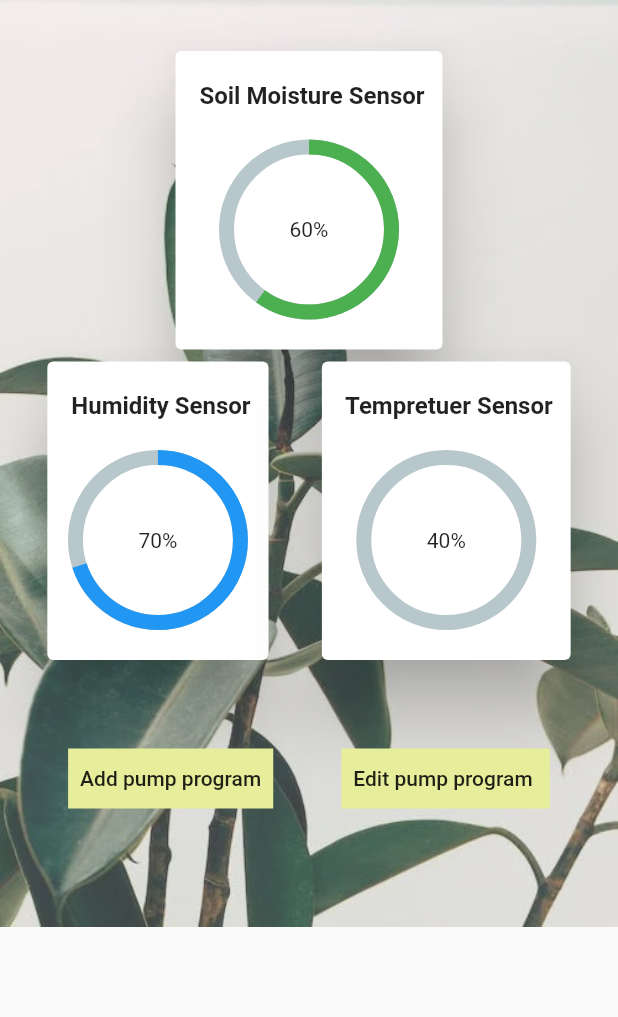
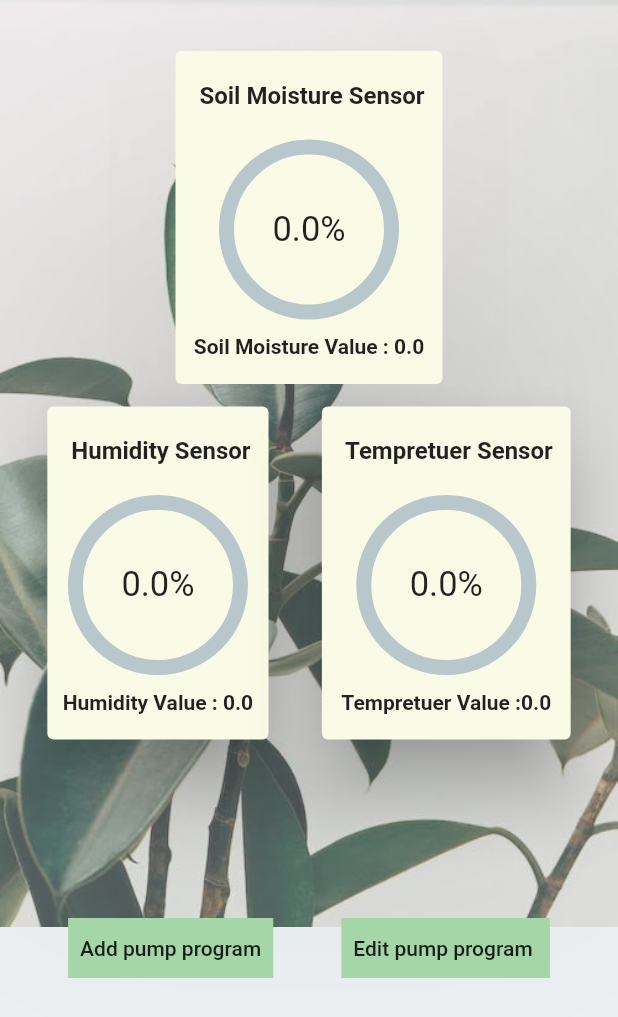
Before and after one commit to yaqoot9/Senior_App, a Flutter app: what details() shows on an empty page, opened directly, on a phone screen of 412 x 824 dp. Shown: the top 1017 px of the screen. Run offline on Flutter 3.47's test engine with Material 2 defaults, Android fonts, the phone set to English and light mode, and no system bars; drawn by our look-alikes of percent_indicator; our stand-ins replace carousel_slider, curved_navigation_bar, firebase_core, firebase_database; missing offline and left inert: day_picker, dialogs; accounts and stored records are empty; network calls fail.

Commit message:
Details ThingSpeak

```diff
--- a/lib/Details.dart
+++ b/lib/Details.dart
@@ -22,7 +22,7 @@ class detailsPage extends StatelessWidget {
             Builder(
               builder: (BuildContext context) {
                 return IconButton(
-                    icon: const Icon(Icons.notifications,color:Color(0xFF7CB342),size: 35,),
+                    icon: const Icon(Icons.notifications,color:Colors.green,size: 35,),
                     tooltip: 'Open notification',
                     onPressed: () {Navigator.pushNamed(context,'/NotificationPage',);
                     }
@@ -31,13 +31,13 @@ class detailsPage extends StatelessWidget {
             ),
 
           ],
-          backgroundColor: Colors.lime[100],leading: IconButton(
-          icon: Icon(Icons.arrow_back, color: Color(0xFF7CB342),size: 35),
+          backgroundColor: Colors.lime[50],leading: IconButton(
+          icon: Icon(Icons.arrow_back, color: Colors.green,size: 35),
           onPressed: () => Navigator.of(context).pop(),
         ),
           leadingWidth: 105,
           title:
-          Text("fresh your plant",style: TextStyle(color: Colors.black,fontSize: 18),),
+          Text("fresh your plant",style: TextStyle(color: Colors.black,fontSize:27,fontFamily: 'Dancing',fontWeight: FontWeight.w500),),
           centerTitle: true,),
 
         body: details(),
@@ -54,15 +54,17 @@ class details extends StatefulWidget {
 
 class _detailsState extends State<details> {
    double tempValue=0.0;
+   double HumidityValue=0.0;
+   double moistureValue=0.0;
 
   @override
   Widget build(BuildContext context) {
     fetchLastData(2132322);
-    print("yaqoota${tempValue}");
-   return Stack(
+    print("Temp:${tempValue}");
+   return Container(color:Colors.blueGrey[50],child:Stack(
 
      children: [
-         Container(child:Image.asset('assets/Cover.jpg',  opacity: AlwaysStoppedAnimation(0.75),fit: BoxFit.cover)),
+       Container(child:Image.asset('assets/Cover.jpg',  opacity: AlwaysStoppedAnimation(0.65),fit: BoxFit.cover)),
        Center(
 
          child: Column(
@@ -70,7 +72,8 @@ class _detailsState extends State<details> {
            children: [
              SizedBox(height: 30,),
              Card(
-                   elevation: 20,child:
+                 color: Colors.lime[50],
+                 elevation: 100,child:
              Column(children: [
                SizedBox(height: 20),
                Text("    Soil Moisture Sensor   ",style: TextStyle(fontWeight: FontWeight.bold ,fontSize: 16),),
@@ -78,19 +81,22 @@ class _detailsState extends State<details> {
                CircularPercentIndicator(
                  radius: 60.0,
                  lineWidth: 10.0,
-                   percent: 0.6,
-                   center: new Text("60%"),
+                 percent: (moistureValue/10.23)/100,
+                 center: new Text("${moistureValue/10.23}%",style: TextStyle(fontSize: 23),),
                  progressColor: Colors.green,
                ),
-                 SizedBox(height: 20),
+               SizedBox(height: 10),
+               Text("Soil Moisture Value : ${moistureValue}",style: TextStyle(fontWeight: FontWeight.bold ,fontSize: 14),),
+               SizedBox(height: 17),
              ],
              )
              ),
-
+             SizedBox(height: 7),
              Row(
                mainAxisAlignment: MainAxisAlignment.spaceEvenly,
                children: [
                  Card(
+                     color: Colors.lime[50],
                      elevation: 20,child:
                  Column(children: [
                    SizedBox(height: 20),
@@ -99,15 +105,18 @@ class _detailsState extends State<details> {
                    CircularPercentIndicator(
                      radius: 60.0,
                      lineWidth: 10.0,
-                       percent: 0.7,
-                       center: new Text("70%"),
+                     percent: HumidityValue/100,
+                     center: new Text("${HumidityValue}%",style: TextStyle(fontSize: 23),),
                      progressColor: Colors.blue,
                    ),
-                     SizedBox(height: 20),
+                   SizedBox(height: 10),
+                   Text("Humidity Value : ${HumidityValue}",style: TextStyle(fontWeight: FontWeight.bold ,fontSize: 14),),
+                   SizedBox(height: 17)
                  ],
                  )
                  ),
                  Card(
+                     color: Colors.lime[50],
                      elevation: 20,child:
                  Column(children: [
                    SizedBox(height: 20),
@@ -116,11 +125,13 @@ class _detailsState extends State<details> {
                    CircularPercentIndicator(
                      radius: 60.0,
                      lineWidth: 10.0,
-                       percent: tempValue/100,
-                       center: new Text("40%"),
+                     percent: (tempValue/0.5)/100,
+                     center: new Text("${tempValue/0.5}%",style: TextStyle(fontSize: 23),),
                      progressColor: Colors.red,
                    ),
-                     SizedBox(height: 20),
+                   SizedBox(height: 10),
+                   Text("Tempretuer Value :${tempValue}",style: TextStyle(fontWeight: FontWeight.bold ,fontSize: 14),),
+                   SizedBox(height: 17)
                  ],
                  )
                  ),
@@ -128,18 +139,19 @@ class _detailsState extends State<details> {
              ),
 
 
-               SizedBox(height: 55,),
+             SizedBox(height: 115,),
 
              Row(mainAxisAlignment: MainAxisAlignment.spaceEvenly,children: [
-                 Container(color: Colors.lime[200],height: 40,child: TextButton(onPressed: () =>Navigator.pushNamed(context,'/addProgram',), child: Text('Add pump program',style: TextStyle(color: Colors.black87))),),
+               Container(color: Colors.green[200],height: 40,child: TextButton(onPressed: () =>Navigator.pushNamed(context,'/addProgram',), child: Text('Add pump program',style: TextStyle(color: Colors.black87))),),
                Container(
-                   color: Colors.lime[200],height: 40,
-                   child:TextButton(onPressed:()=>Navigator.pushNamed(context,'/EditProgram',), child: Text('Edit pump program ',style: TextStyle(color: Colors.black87),)),
+                 color: Colors.green[200],height: 40,
+                 child:TextButton(onPressed:()=>Navigator.pushNamed(context,'/EditProgram',), child: Text('Edit pump program ',style: TextStyle(color:Colors.black87),)),
                )
              ],)
            ],),
        )
-       ],);
+     ],) ,);
+
 
   }
 
@@ -147,12 +159,15 @@ class _detailsState extends State<details> {
 
   Future<dynamic> fetchLastData(int chanelId) async {
     final response = await http.get(Uri.parse(
-        'https://api.thingspeak.com/channels/${chanelId}/fields/2/last.json?api_key=8HWE9I4YWWDAP904&results=1'));
+        'https://api.thingspeak.com/channels/${chanelId}/fields/2/last.json?api_key=8HWE9I4YWWDAP904&results=1'
+
+    ));
 
     if (response.statusCode == 200) {
       final data = json.decode(response.body);
       print(data['field2']);
     tempValue=double.parse(data['field2']) ;
+    HumidityValue=22;
 
       return data['field2'];
     } else {
--- a/lib/main.dart
+++ b/lib/main.dart
@@ -21,7 +21,7 @@ class MyApp extends StatelessWidget {
         debugShowCheckedModeBanner: false,
       home:Scaffold(
         body: Container(
-          color: Colors.lime[100],
+          color: Colors.amber[50],
           child:Center(
 
             child: Column(
```
Lines whose indentation alone changed are shown as unchanged.
